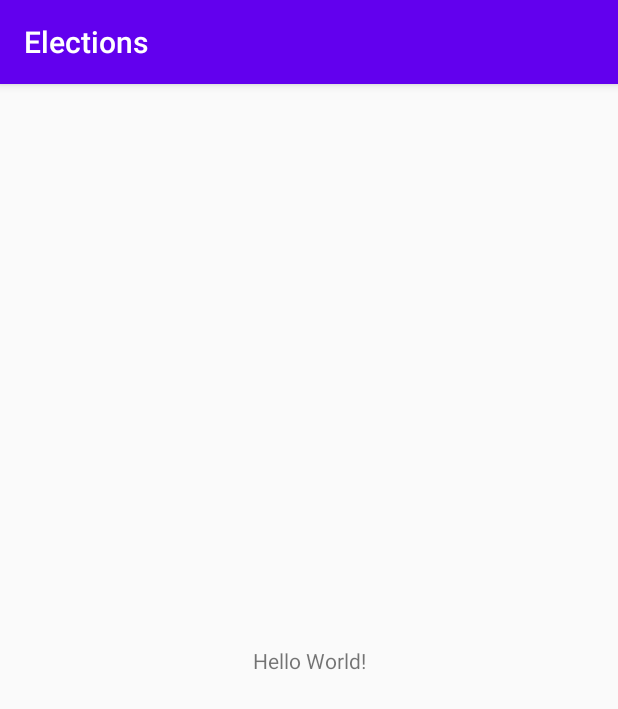
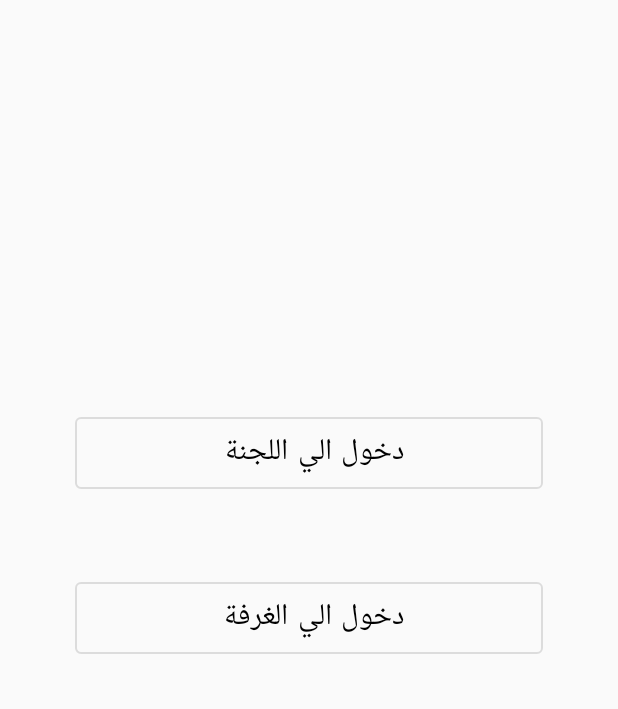
Before and after one commit to mohamed12samy/Elections, an Android app: the screen it shows after launch (MainActivity), on a phone screen of 412 x 824 dp. Shown: the top 709 px of the screen. Run offline under Robolectric (Android 15) with nearby library versions, the phone set to English and light mode, and no system bars.

```diff
--- a/app/src/main/AndroidManifest.xml
+++ b/app/src/main/AndroidManifest.xml
@@ -9,6 +9,8 @@
         android:roundIcon="@mipmap/ic_launcher_round"
         android:supportsRtl="true"
         android:theme="@style/AppTheme">
+        <activity android:name=".AdminBase"></activity>
+        <activity android:name=".LagnaBase" />
         <activity android:name=".MainActivity">
             <intent-filter>
                 <action android:name="android.intent.action.MAIN" />
--- a/app/src/main/java/com/example/elections/MainActivity.java
+++ b/app/src/main/java/com/example/elections/MainActivity.java
@@ -2,13 +2,34 @@ package com.example.elections;
 
 import androidx.appcompat.app.AppCompatActivity;
 
+import android.content.Intent;
 import android.os.Bundle;
+import android.view.View;
+import android.widget.Button;
 
 public class MainActivity extends AppCompatActivity {
+
+
 
     @Override
     protected void onCreate(Bundle savedInstanceState) {
         super.onCreate(savedInstanceState);
         setContentView(R.layout.activity_main);
+
+        findViewById(R.id.lagna_button).setOnClickListener(new View.OnClickListener() {
+            @Override
+            public void onClick(View v) {
+                Intent i = new Intent(MainActivity.this, LagnaBase.class);
+                startActivity(i);
+            }
+        });
+
+        findViewById(R.id.admin_button).setOnClickListener(new View.OnClickListener() {
+            @Override
+            public void onClick(View v) {
+                Intent i = new Intent(MainActivity.this, AdminBase.class);
+                startActivity(i);
+            }
+        });
     }
 }
--- a/app/src/main/res/layout/activity_main.xml
+++ b/app/src/main/res/layout/activity_main.xml
@@ -6,13 +6,42 @@
     android:layout_height="match_parent"
     tools:context=".MainActivity">
 
-    <TextView
-        android:layout_width="wrap_content"
-        android:layout_height="wrap_content"
-        android:text="Hello World!"
+
+    <com.google.android.material.button.MaterialButton
+        android:layout_width="match_parent"
+        android:layout_height="60dp"
+        android:layout_alignParentBottom="true"
+        android:layout_margin="50dp"
+        android:text="دخول الي اللجنة "
+        style="@style/Widget.MaterialComponents.Button.OutlinedButton"
+        android:textColor="#000"
+        android:textSize="20sp"
+        android:id="@+id/lagna_button"
+        android:textAllCaps="false"
         app:layout_constraintBottom_toBottomOf="parent"
         app:layout_constraintLeft_toLeftOf="parent"
         app:layout_constraintRight_toRightOf="parent"
-        app:layout_constraintTop_toTopOf="parent" />
+        app:layout_constraintBottom_toTopOf="@id/admin_button"
+        >
 
+    </com.google.android.material.button.MaterialButton>
+
+    <com.google.android.material.button.MaterialButton
+        android:layout_width="match_parent"
+        android:layout_height="60dp"
+        android:layout_alignParentBottom="true"
+        android:layout_margin="50dp"
+        android:text="دخول الي الغرفة "
+        style="@style/Widget.MaterialComponents.Button.OutlinedButton"
+        android:textColor="#000"
+        android:textSize="20sp"
+        android:id="@+id/admin_button"
+        android:textAllCaps="false"
+        app:layout_constraintBottom_toBottomOf="parent"
+        app:layout_constraintLeft_toLeftOf="parent"
+        app:layout_constraintRight_toRightOf="parent"
+        app:layout_constraintTop_toTopOf="parent"
+        >
+
+    </com.google.android.material.button.MaterialButton>
 </androidx.constraintlayout.widget.ConstraintLayout>
--- a/app/src/main/res/values/styles.xml
+++ b/app/src/main/res/values/styles.xml
@@ -1,7 +1,7 @@
 <resources>
 
     <!-- Base application theme. -->
-    <style name="AppTheme" parent="Theme.AppCompat.Light.DarkActionBar">
+    <style name="AppTheme" parent="Theme.MaterialComponents.Light.NoActionBar.Bridge">
         <!-- Customize your theme here. -->
         <item name="colorPrimary">@color/colorPrimary</item>
         <item name="colorPrimaryDark">@color/colorPrimaryDark</item>
--- a/build.gradle
+++ b/build.gradle
@@ -9,7 +9,7 @@ buildscript {
     }
     dependencies {
         classpath 'com.android.tools.build:gradle:3.6.3'
-
+        classpath 'com.google.gms:google-services:4.3.4'
 
         // NOTE: Do not place your application dependencies here; they belong
         // in the individual module build.gradle files
```
Also changed, not shown: app/build.gradle (+14 -1 lines), app/src/main/java/com/example/elections/AdminBase.java (added, +14 -0 lines), app/src/main/java/com/example/elections/LagnaBase.java (added, +14 -0 lines), app/src/main/res/layout/activity_admin_base.xml (added, +9 -0 lines), app/src/main/res/layout/activity_lagna_base.xml (added, +31 -0 lines), 1 other file.
